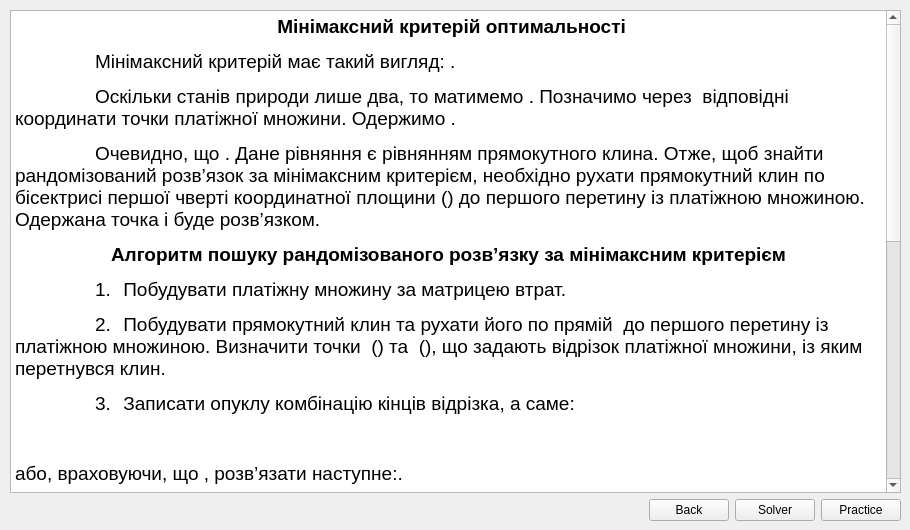
Qt form src/ui/theorywidget.ui (kr3v/decision-theory_minmax-criteria) before a commit.
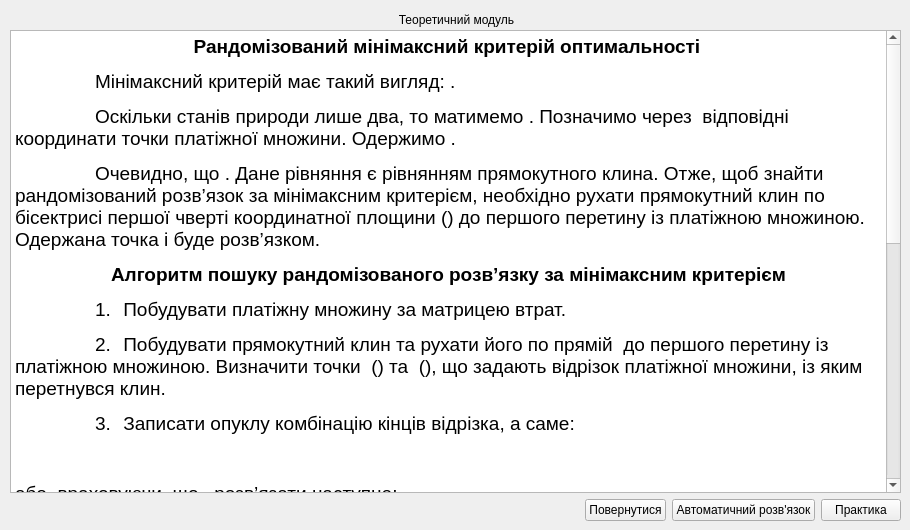
The same form after that commit. Icons and pictures are not drawn.

```diff
--- a/src/ui/theorywidget.ui
+++ b/src/ui/theorywidget.ui
@@ -17,9 +17,9 @@
    <property name="geometry">
     <rect>
      <x>10</x>
-     <y>10</y>
+     <y>30</y>
      <width>891</width>
-     <height>511</height>
+     <height>491</height>
     </rect>
    </property>
    <layout class="QVBoxLayout" name="layout_main">
@@ -33,7 +33,7 @@
 &lt;html&gt;&lt;head&gt;&lt;meta name=&quot;qrichtext&quot; content=&quot;1&quot; /&gt;&lt;style type=&quot;text/css&quot;&gt;
 p, li { white-space: pre-wrap; }
 &lt;/style&gt;&lt;/head&gt;&lt;body style=&quot; font-family:'MS Shell Dlg 2'; font-size:8.25pt; font-weight:400; font-style:normal;&quot;&gt;
-&lt;p align=&quot;center&quot; style=&quot; margin-top:0px; margin-bottom:0px; margin-left:0px; margin-right:0px; -qt-block-indent:0; text-indent:0px;&quot;&gt;&lt;span style=&quot; font-size:8pt;&quot;&gt;   &lt;/span&gt;&lt;span style=&quot; font-size:14pt; font-weight:600;&quot;&gt;Мінімаксний критерій оптимальності&lt;/span&gt;&lt;span style=&quot; font-size:8pt;&quot;&gt; &lt;/span&gt;&lt;/p&gt;
+&lt;p align=&quot;center&quot; style=&quot; margin-top:0px; margin-bottom:0px; margin-left:0px; margin-right:0px; -qt-block-indent:0; text-indent:0px;&quot;&gt;&lt;span style=&quot; font-size:14pt; font-weight:600;&quot;&gt;Рандомізований мінімаксний критерій оптимальності&lt;/span&gt;&lt;span style=&quot; font-size:8pt;&quot;&gt; &lt;/span&gt;&lt;/p&gt;
 &lt;p style=&quot; margin-top:12px; margin-bottom:12px; margin-left:0px; margin-right:0px; -qt-block-indent:0; text-indent:0px;&quot;&gt;&lt;span style=&quot; font-size:14pt;&quot;&gt;	Мінімаксний критерій має такий вигляд: &lt;/span&gt;&lt;img src=&quot;:/images/clip_image002.gif&quot; width=&quot;180&quot; height=&quot;39&quot; /&gt;&lt;span style=&quot; font-size:14pt;&quot;&gt;.&lt;/span&gt;&lt;/p&gt;
 &lt;p style=&quot; margin-top:12px; margin-bottom:12px; margin-left:0px; margin-right:0px; -qt-block-indent:0; text-indent:0px;&quot;&gt;&lt;span style=&quot; font-size:14pt;&quot;&gt;	Оскільки станів природи лише два, то матимемо &lt;/span&gt;&lt;img src=&quot;:/images/clip_image004.gif&quot; width=&quot;147&quot; height=&quot;39&quot; /&gt;&lt;span style=&quot; font-size:14pt;&quot;&gt;. Позначимо через &lt;/span&gt;&lt;img src=&quot;:/images/clip_image006.gif&quot; width=&quot;61&quot; height=&quot;25&quot; /&gt;&lt;span style=&quot; font-size:14pt;&quot;&gt; відповідні координати точки платіжної множини. Одержимо &lt;/span&gt;&lt;img src=&quot;:/images/clip_image008.gif&quot; width=&quot;151&quot; height=&quot;25&quot; /&gt;&lt;span style=&quot; font-size:14pt;&quot;&gt;.&lt;/span&gt;&lt;/p&gt;
 &lt;p style=&quot; margin-top:12px; margin-bottom:12px; margin-left:0px; margin-right:0px; -qt-block-indent:0; text-indent:0px;&quot;&gt;&lt;span style=&quot; font-size:14pt;&quot;&gt;	Очевидно, що &lt;/span&gt;&lt;img src=&quot;:/images/clip_image010.gif&quot; width=&quot;203&quot; height=&quot;57&quot; /&gt;&lt;span style=&quot; font-size:14pt;&quot;&gt;. Дане рівняння є рівнянням прямокутного клина. Отже, щоб знайти рандомізований розв’язок за мінімаксним критерієм, необхідно рухати прямокутний клин по бісектрисі першої чверті координатної площини (&lt;/span&gt;&lt;img src=&quot;:/images/clip_image012.gif&quot; width=&quot;59&quot; height=&quot;25&quot; /&gt;&lt;span style=&quot; font-size:14pt;&quot;&gt;) до першого перетину із платіжною множиною. Одержана точка і буде розв’язком.&lt;/span&gt;&lt;/p&gt;
@@ -77,21 +77,21 @@
       <item>
        <widget class="QPushButton" name="button_back">
         <property name="text">
-         <string>Back</string>
+         <string>Повернутися</string>
         </property>
        </widget>
       </item>
       <item>
        <widget class="QPushButton" name="button_solver">
         <property name="text">
-         <string>Solver</string>
+         <string>Автоматичний розв'язок</string>
         </property>
        </widget>
       </item>
       <item>
        <widget class="QPushButton" name="button_practice">
         <property name="text">
-         <string>Practice</string>
+         <string>Практика</string>
         </property>
        </widget>
       </item>
@@ -99,6 +99,22 @@
     </item>
    </layout>
   </widget>
+  <widget class="QLabel" name="label">
+   <property name="geometry">
+    <rect>
+     <x>16</x>
+     <y>10</y>
+     <width>881</width>
+     <height>20</height>
+    </rect>
+   </property>
+   <property name="text">
+    <string>Теоретичний модуль</string>
+   </property>
+   <property name="alignment">
+    <set>Qt::AlignCenter</set>
+   </property>
+  </widget>
  </widget>
  <resources/>
  <connections/>
```
